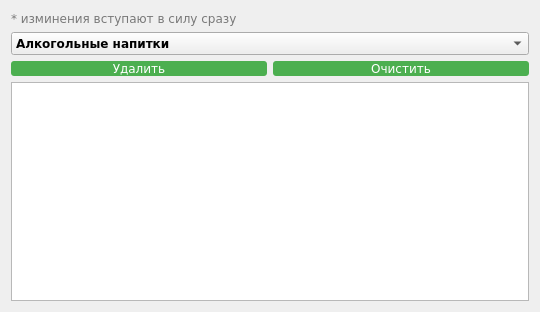
Qt form editlistdialog.ui (tkacz-/FitAssist) before a commit.
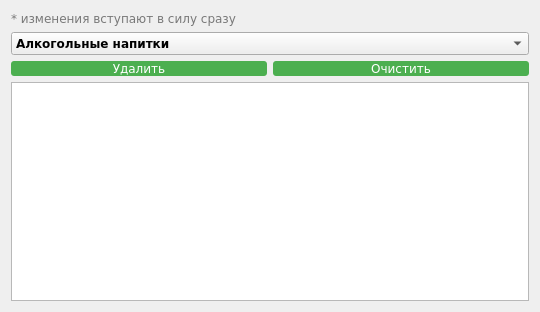
The same form after that commit.

The edit to the form file:
```diff
--- a/editlistdialog.ui
+++ b/editlistdialog.ui
@@ -35,7 +35,7 @@
       <string notr="true">color: rgb(120, 120, 120);</string>
      </property>
      <property name="text">
-      <string>* изминения вступают в силу сразу</string>
+      <string>* изменения вступают в силу сразу</string>
      </property>
     </widget>
    </item>
```
